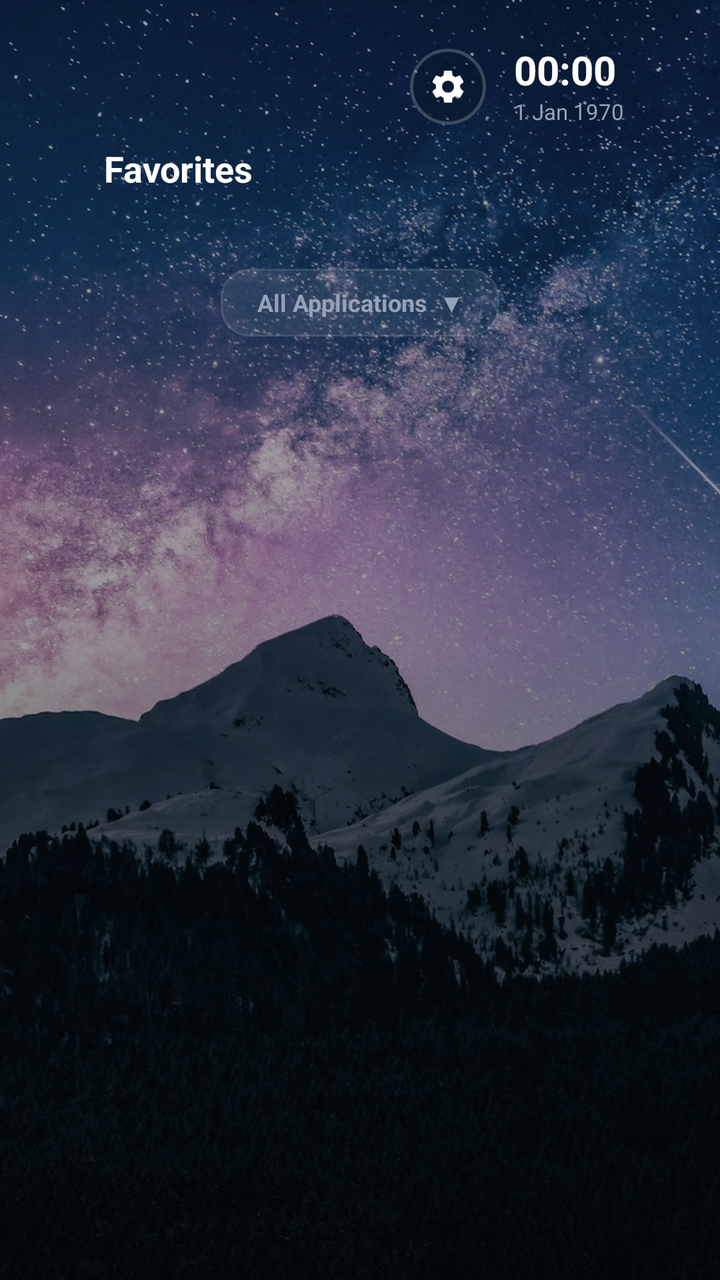
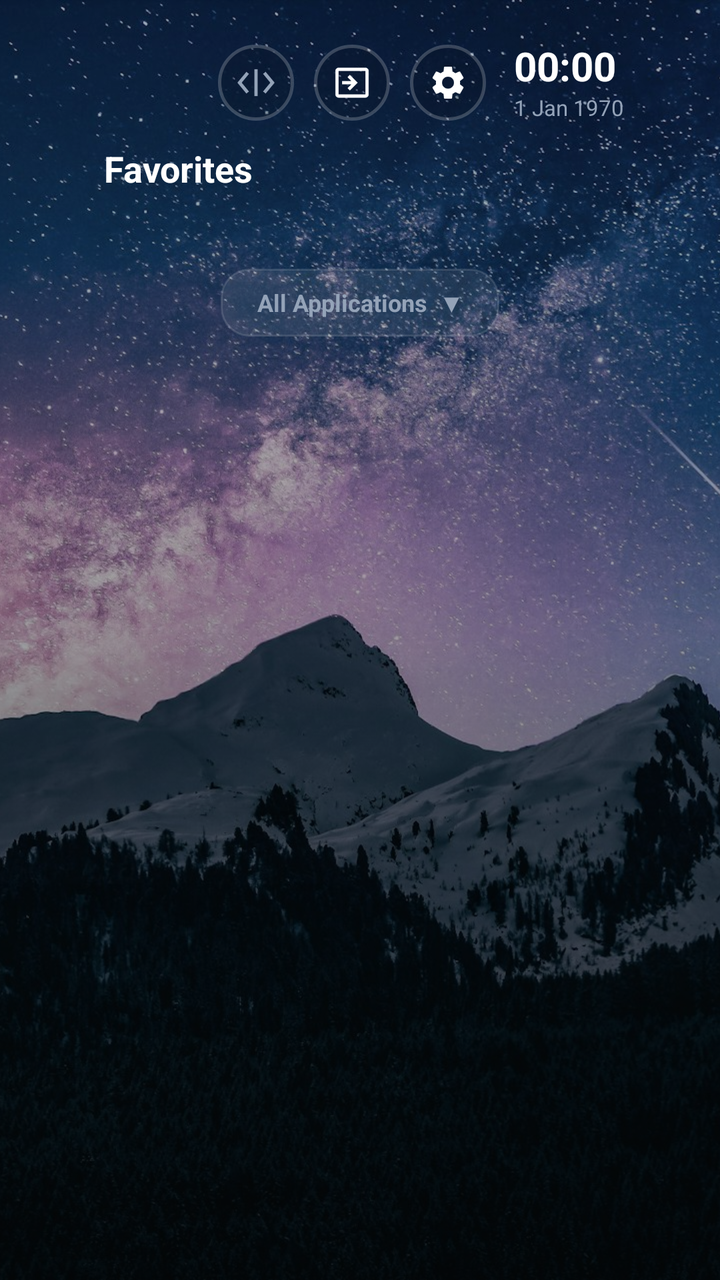

The first picture is an Android layout as it rendered before a commit; the second is the same layout after the commit. The layout source and the unified diff follow.
<!-- AndroidManifest.xml: application theme Theme.AppleTvLauncher -->
<!-- res/layout/activity_main.xml -->
<?xml version="1.0" encoding="utf-8"?>
<FrameLayout xmlns:android="http://schemas.android.com/apk/res/android"
    android:layout_width="match_parent"
    android:layout_height="match_parent"
    android:clipChildren="false"
    android:clipToPadding="false">

    
    <ImageView
        android:id="@+id/img_wallpaper"
        android:layout_width="match_parent"
        android:layout_height="match_parent"
        android:scaleType="centerCrop"
        android:src="@drawable/bg_wallpaper" />

    
    <View
        android:id="@+id/view_overlay"
        android:layout_width="match_parent"
        android:layout_height="match_parent"
        android:background="@drawable/bg_overlay_dark" />

    
    <LinearLayout
        android:layout_width="wrap_content"
        android:layout_height="wrap_content"
        android:layout_gravity="top|end"
        android:layout_marginTop="24dp"
        android:layout_marginEnd="48dp"
        android:clipChildren="false"
        android:clipToPadding="false"
        android:elevation="10dp"
        android:gravity="center_vertical"
        android:orientation="horizontal">

        <ImageView
            android:id="@+id/iv_network_status"
            android:layout_width="22dp"
            android:layout_height="22dp"
            android:layout_marginEnd="16dp"
            android:scaleType="centerInside"
            android:src="@drawable/ic_wifi_connected"
            android:visibility="gone" />

        <ImageView
            android:id="@+id/btn_settings"
            android:layout_width="38dp"
            android:layout_height="38dp"
            android:background="@drawable/btn_settings_selector"
            android:clickable="true"
            android:focusable="true"
            android:focusableInTouchMode="true"
            android:scaleType="centerInside"
            android:src="@drawable/ic_settings_gear" />

        <LinearLayout
            android:layout_width="wrap_content"
            android:layout_height="wrap_content"
            android:layout_marginStart="14dp"
            android:orientation="vertical"
            android:gravity="center_vertical">

            <TextClock
                android:id="@+id/text_clock"
                android:layout_width="wrap_content"
                android:layout_height="wrap_content"
                android:format12Hour="HH:mm"
                android:format24Hour="HH:mm"
                android:includeFontPadding="false"
                android:textColor="#FFFFFFFF"
                android:textSize="20sp"
                android:textStyle="bold" />

            <TextClock
                android:id="@+id/text_date"
                android:layout_width="wrap_content"
                android:layout_height="wrap_content"
                android:layout_marginTop="2dp"
                android:format12Hour="d MMM yyyy"
                android:format24Hour="d MMM yyyy"
                android:includeFontPadding="false"
                android:textColor="#94A3B8"
                android:textSize="11sp" />
        </LinearLayout>
    </LinearLayout>

    
    <ScrollView
        android:id="@+id/main_scroll"
        android:layout_width="match_parent"
        android:layout_height="match_parent"
        android:clipChildren="false"
        android:clipToPadding="false"
        android:paddingStart="48dp"
        android:paddingTop="72dp"
        android:paddingEnd="48dp"
        android:paddingBottom="48dp"
        android:scrollbars="none">

        <LinearLayout
            android:layout_width="match_parent"
            android:layout_height="wrap_content"
            android:clipChildren="false"
            android:clipToPadding="false"
            android:orientation="vertical">

            
            <TextView
                android:layout_width="wrap_content"
                android:layout_height="wrap_content"
                android:layout_marginStart="4dp"
                android:layout_marginBottom="10dp"
                android:text="Favorites"
                android:textColor="#FFFFFFFF"
                android:textSize="18sp"
                android:textStyle="bold" />

            <GridLayout
                android:id="@+id/grid_favorites"
                android:layout_width="wrap_content"
                android:layout_height="wrap_content"
                android:layout_marginBottom="16dp"
                android:clipChildren="false"
                android:clipToPadding="false"
                android:columnCount="6" />

            
            <TextView
                android:id="@+id/btn_toggle_applications"
                android:layout_width="wrap_content"
                android:layout_height="34dp"
                android:layout_gravity="center_horizontal"
                android:layout_marginTop="12dp"
                android:layout_marginBottom="16dp"
                android:background="@drawable/btn_quick_selector"
                android:clickable="true"
                android:focusable="true"
                android:focusableInTouchMode="true"
                android:gravity="center"
                android:paddingStart="18dp"
                android:paddingEnd="18dp"
                android:text="All Applications  ▼"
                android:textColor="#94A3B8"
                android:textSize="12sp"
                android:textStyle="bold" />

            
            <GridLayout
                android:id="@+id/grid_applications"
                android:layout_width="wrap_content"
                android:layout_height="wrap_content"
                android:layout_marginBottom="24dp"
                android:clipChildren="false"
                android:clipToPadding="false"
                android:columnCount="6"
                android:visibility="gone" />

        </LinearLayout>
    </ScrollView>

</FrameLayout>
<!-- resources referenced by this layout -->
<resources>
  <!-- drawable bg_overlay_dark (drawable) -->
  <?xml version="1.0" encoding="utf-8"?>
  <shape xmlns:android="http://schemas.android.com/apk/res/android"
      android:shape="rectangle">
      <gradient
          android:type="linear"
          android:angle="270"
          android:startColor="#40000000"
          android:centerColor="#60000000"
          android:endColor="#B0000000" />
  </shape>
  <!-- drawable btn_quick_selector (drawable) -->
  <?xml version="1.0" encoding="utf-8"?>
  <selector xmlns:android="http://schemas.android.com/apk/res/android">
      <item android:state_focused="true" android:drawable="@drawable/btn_quick_focused" />
      <item android:drawable="@drawable/btn_quick" />
  </selector>
  <!-- drawable ic_wifi_connected (drawable) -->
  <vector xmlns:android="http://schemas.android.com/apk/res/android"
      android:width="20dp"
      android:height="20dp"
      android:viewportWidth="24"
      android:viewportHeight="24">
      <path
          android:fillColor="#94A3B8"
          android:pathData="M12,3C7.79,3 3.7,4.41 0.38,7C0.14,7.19 0,7.47 0,7.78C0,8.08 0.14,8.37 0.38,8.55L11.33,17.48C11.52,17.63 11.76,17.71 12,17.71C12.24,17.71 12.48,17.63 12.67,17.48L23.62,8.55C23.86,8.37 24,8.08 24,7.78C24,7.47 23.86,7.19 23.62,7C20.3,4.41 16.21,3 12,3ZM12,5C15.65,5 19.16,6.21 22.06,8.42L12,16.59L1.94,8.42C4.84,6.21 8.35,5 12,5ZM12,18.5C11.17,18.5 10.5,19.17 10.5,20C10.5,20.83 11.17,21.5 12,21.5C12.83,21.5 13.5,20.83 13.5,20C13.5,19.17 12.83,18.5 12,18.5Z" />
  </vector>
  <style name="Theme.AppleTvLauncher" parent="android:Theme.Material.NoActionBar">
          <item name="android:windowBackground">@drawable/bg_gradient</item>
          <item name="android:windowNoTitle">true</item>
          <item name="android:windowActionBar">false</item>
          <item name="android:windowFullscreen">true</item>
          <item name="android:windowContentOverlay">@null</item>
          <item name="android:colorBackground">@color/bg_bottom</item>
      </style>
  <!-- drawable btn_quick_focused (drawable) -->
  <?xml version="1.0" encoding="utf-8"?>
  <shape xmlns:android="http://schemas.android.com/apk/res/android"
      android:shape="rectangle">
      <corners android:radius="14dp" />
      <solid android:color="#4D6366F1" />
      <stroke android:width="2dp" android:color="#FFFFFFFF" />
  </shape>
  <!-- drawable btn_quick (drawable) -->
  <?xml version="1.0" encoding="utf-8"?>
  <shape xmlns:android="http://schemas.android.com/apk/res/android"
      android:shape="rectangle">
      <corners android:radius="14dp" />
      <solid android:color="#14FFFFFF" />
      <stroke android:width="1dp" android:color="#20FFFFFF" />
  </shape>
  <!-- drawable bg_gradient (drawable) -->
  <?xml version="1.0" encoding="utf-8"?>
  <shape xmlns:android="http://schemas.android.com/apk/res/android"
      android:shape="rectangle">
      <gradient
          android:type="linear"
          android:angle="270"
          android:startColor="#161233"
          android:centerColor="#0D0B1F"
          android:endColor="#06050A" />
  </shape>
  <color name="bg_bottom">#09090C</color>
  <!-- unchanged entries left out for length: 3 -->
</resources>

<!-- the commit's change to res/layout/activity_main.xml (unified diff, before → after) -->
@@ -22,10 +22,11 @@
 
     
     <LinearLayout
+        android:id="@+id/top_bar"
         android:layout_width="wrap_content"
         android:layout_height="wrap_content"
         android:layout_gravity="top|end"
-        android:layout_marginTop="24dp"
+        android:layout_marginTop="22dp"
         android:layout_marginEnd="48dp"
         android:clipChildren="false"
         android:clipToPadding="false"
@@ -33,15 +34,63 @@
         android:gravity="center_vertical"
         android:orientation="horizontal">
 
+        
+        <LinearLayout
+            android:id="@+id/tray_inputs"
+            android:layout_width="wrap_content"
+            android:layout_height="38dp"
+            android:layout_marginEnd="10dp"
+            android:background="@drawable/dialog_glass_bg"
+            android:clipChildren="false"
+            android:clipToPadding="false"
+            android:gravity="center_vertical"
+            android:orientation="horizontal"
+            android:paddingStart="8dp"
+            android:paddingEnd="8dp"
+            android:visibility="gone" />
+
+        
+        <LinearLayout
+            android:id="@+id/tray_network"
+            android:layout_width="wrap_content"
+            android:layout_height="38dp"
+            android:layout_marginEnd="10dp"
+            android:background="@drawable/dialog_glass_bg"
+            android:clipChildren="false"
+            android:clipToPadding="false"
+            android:gravity="center_vertical"
+            android:orientation="horizontal"
+            android:paddingStart="8dp"
+            android:paddingEnd="8dp"
+            android:visibility="gone" />
+
+        
         <ImageView
-            android:id="@+id/iv_network_status"
-            android:layout_width="22dp"
-            android:layout_height="22dp"
-            android:layout_marginEnd="16dp"
+            android:id="@+id/btn_network"
+            android:layout_width="38dp"
+            android:layout_height="38dp"
+            android:layout_marginEnd="10dp"
+            android:background="@drawable/btn_settings_selector"
+            android:clickable="true"
+            android:focusable="true"
+            android:focusableInTouchMode="true"
             android:scaleType="centerInside"
-            android:src="@drawable/ic_wifi_connected"
-            android:visibility="gone" />
-
+            android:src="@drawable/ic_ethernet_connected" />
+
+        
+        <ImageView
+            android:id="@+id/btn_input"
+            android:layout_width="38dp"
+            android:layout_height="38dp"
+            android:layout_marginEnd="10dp"
+            android:background="@drawable/btn_settings_selector"
+            android:clickable="true"
+            android:focusable="true"
+            android:focusableInTouchMode="true"
+            android:scaleType="centerInside"
+            android:src="@drawable/ic_input_source" />
+
+        
         <ImageView
             android:id="@+id/btn_settings"
             android:layout_width="38dp"
<!-- resource entries referenced after the edit -->
@@ -17,7 +17,15 @@
       <item android:state_focused="true" android:drawable="@drawable/btn_quick_focused" />
       <item android:drawable="@drawable/btn_quick" />
   </selector>
-  <!-- drawable ic_wifi_connected (drawable) -->
+  <!-- drawable dialog_glass_bg (drawable) -->
+  <?xml version="1.0" encoding="utf-8"?>
+  <shape xmlns:android="http://schemas.android.com/apk/res/android"
+      android:shape="rectangle">
+      <corners android:radius="18dp" />
+      <solid android:color="#F2181C26" />
+      <stroke android:width="1.5dp" android:color="#40FFFFFF" />
+  </shape>
+  <!-- drawable ic_ethernet_connected (drawable) -->
   <vector xmlns:android="http://schemas.android.com/apk/res/android"
       android:width="20dp"
       android:height="20dp"
@@ -25,7 +33,17 @@
       android:viewportHeight="24">
       <path
           android:fillColor="#94A3B8"
-          android:pathData="M12,3C7.79,3 3.7,4.41 0.38,7C0.14,7.19 0,7.47 0,7.78C0,8.08 0.14,8.37 0.38,8.55L11.33,17.48C11.52,17.63 11.76,17.71 12,17.71C12.24,17.71 12.48,17.63 12.67,17.48L23.62,8.55C23.86,8.37 24,8.08 24,7.78C24,7.47 23.86,7.19 23.62,7C20.3,4.41 16.21,3 12,3ZM12,5C15.65,5 19.16,6.21 22.06,8.42L12,16.59L1.94,8.42C4.84,6.21 8.35,5 12,5ZM12,18.5C11.17,18.5 10.5,19.17 10.5,20C10.5,20.83 11.17,21.5 12,21.5C12.83,21.5 13.5,20.83 13.5,20C13.5,19.17 12.83,18.5 12,18.5Z" />
+          android:pathData="M7.77,6.76L6.23,5.48L0.82,12L6.23,18.52L7.77,17.24L3.41,12L7.77,6.76ZM16.23,17.24L17.77,18.52L23.18,12L17.77,5.48L16.23,6.76L20.59,12L16.23,17.24ZM11,4H13V20H11V4Z" />
+  </vector>
+  <!-- drawable ic_input_source (drawable) -->
+  <vector xmlns:android="http://schemas.android.com/apk/res/android"
+      android:width="20dp"
+      android:height="20dp"
+      android:viewportWidth="24"
+      android:viewportHeight="24">
+      <path
+          android:fillColor="#FFFFFFFF"
+          android:pathData="M20,3H4C2.9,3 2,3.9 2,5v14c0,1.1 0.9,2 2,2h16c1.1,0 2,-0.9 2,-2V5C22,3.9 21.1,3 20,3z M20,19H4V5h16V19z M6,13h5.59l-2.3,2.29l1.42,1.42L15.41,12l-4.7,-4.71l-1.42,1.42L11.59,11H6V13z" />
   </vector>
   <style name="Theme.AppleTvLauncher" parent="android:Theme.Material.NoActionBar">
           <item name="android:windowBackground">@drawable/bg_gradient</item>
